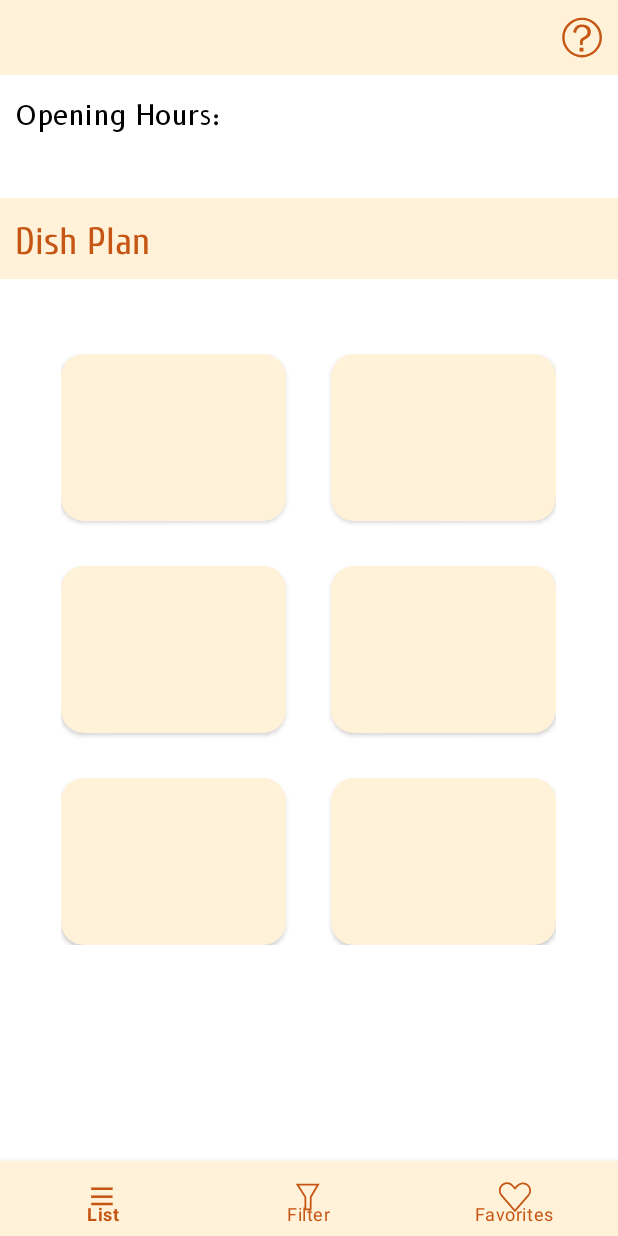
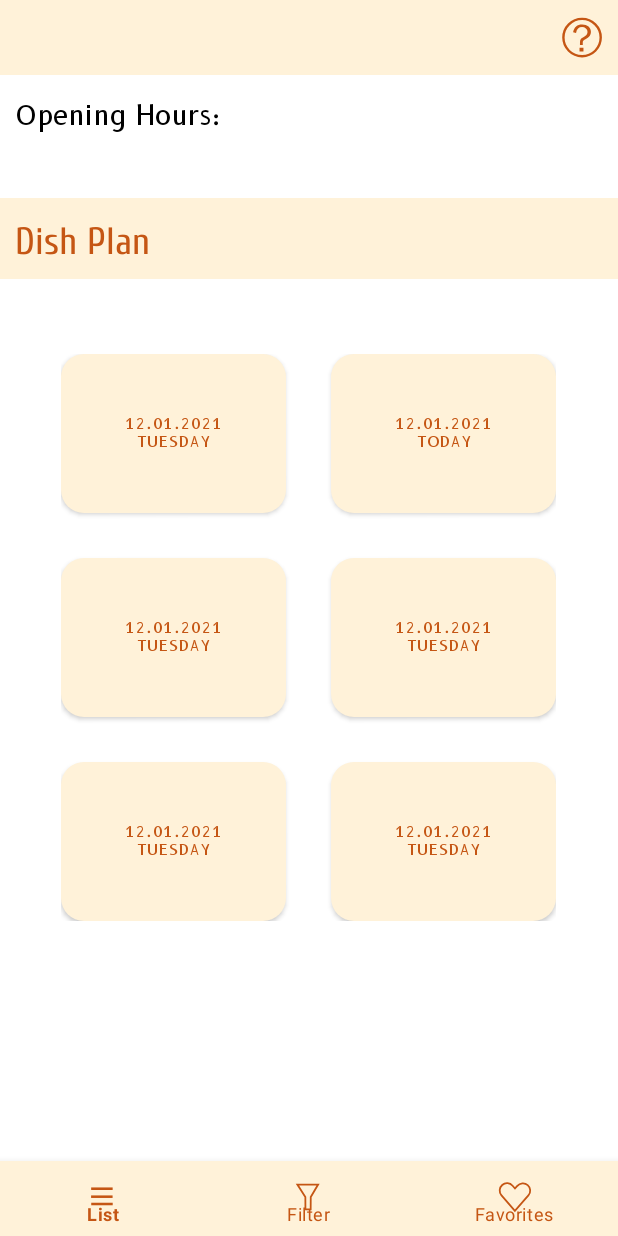
Before and after one commit to Junru-Lin/Find-Your-Mensa, an Android app: the DishPlanActivity screen opened directly, with no data from a screen before it, on a phone screen of 412 x 824 dp. Run offline under Robolectric (Android 15) with nearby library versions, the phone set to English and light mode, and no system bars; our stand-ins replace Room's generated code; 1 statement that could not run was skipped.

Commit message:
adjust the layout of DishPlanActivity display the date of today on button

```diff
--- a/app/src/main/java/com/junru/findyourmensa/DishPlanActivity.java
+++ b/app/src/main/java/com/junru/findyourmensa/DishPlanActivity.java
@@ -14,6 +14,7 @@ import android.util.Log;
 import android.view.MenuItem;
 import android.view.View;
 import android.widget.ArrayAdapter;
+import android.widget.Button;
 import android.widget.ImageButton;
 import android.widget.ListView;
 import android.widget.TextView;
@@ -25,7 +26,11 @@ import java.io.FileOutputStream;
 import java.io.IOException;
 import java.io.InputStream;
 import java.io.OutputStream;
+import java.time.format.DateTimeFormatter;
+import java.time.format.DateTimeFormatterBuilder;
+import java.time.temporal.ChronoField;
 import java.util.List;
+import java.time.LocalDate;
 
 import static com.junru.findyourmensa.ListDAO.*;
 
@@ -73,9 +78,18 @@ public class DishPlanActivity extends AppCompatActivity {
 
         ArrayAdapter<CharSequence> adapter = createAdapterHtml(open_time_list);
 
-        time_view.setText(open_time_list.get(0).getTime());
+        time_view.setText(open_time_list.get(0).getTime()); // to display opening hours
 
-
+        Button today_button = findViewById(R.id.button2);
+        LocalDate today = LocalDate.now();
+        DateTimeFormatter formatter = new DateTimeFormatterBuilder()
+                .appendPattern("DD.MM.YYYY[HH:mm:ss]")
+                .parseDefaulting(ChronoField.HOUR_OF_DAY, 0)
+                .parseDefaulting(ChronoField.MINUTE_OF_HOUR, 0)
+                .parseDefaulting(ChronoField.SECOND_OF_MINUTE, 0)
+                .toFormatter();
+        String todayStr = today.format(formatter);
+        today_button.setText(todayStr + "\n"+"today"); //display the date of today on button
 
 
         button = findViewById(R.id.help_button);
--- a/app/src/main/res/layout/activity_dish_plan.xml
+++ b/app/src/main/res/layout/activity_dish_plan.xml
@@ -96,7 +96,7 @@
         android:layout_marginTop="50dp"
         tools:context=".GridLayoutActivity" >
 
-        <Button
+        <com.google.android.material.button.MaterialButton
             android:id="@+id/button1"
             android:layout_width="150dp"
             android:layout_row="0"
@@ -105,49 +105,93 @@
             android:layout_marginEnd="30dp"
             android:layout_marginBottom="30dp"
             android:background="@drawable/custom_list_item"
-            android:padding="40dp" />
+            android:padding="40dp"
+            android:insetTop="0dp"
+            android:insetBottom="0dp"
+            android:textSize="10dp"
+            android:textColor="@color/text_color_dark_orange"
+            android:textStyle="normal"
+            android:fontFamily="@font/b612_regular"
+            android:text="12.01.2021\nTuesday"
+            />
 
-        <Button
+        <com.google.android.material.button.MaterialButton
             android:id="@+id/button2"
             android:layout_width="150dp"
             android:layout_column="1"
             android:layout_gravity="start|top"
             android:layout_row="0"
             android:padding="40dp"
-            android:background="@drawable/custom_list_item"/>
+            android:background="@drawable/custom_list_item"
+            android:insetTop="0dp"
+            android:insetBottom="0dp"
+            android:textSize="10dp"
+            android:textColor="@color/text_color_dark_orange"
+            android:textStyle="normal"
+            android:fontFamily="@font/b612_regular"
+            android:text="12.01.2021\nTuesday"
+            />
 
-        <Button
+        <com.google.android.material.button.MaterialButton
             android:id="@+id/button3"
             android:layout_width="150dp"
             android:layout_column="0"
             android:layout_row="1"
             android:padding="40dp"
             android:layout_marginBottom="30dp"
-            android:background="@drawable/custom_list_item"/>
+            android:background="@drawable/custom_list_item"
+            android:insetTop="0dp"
+            android:insetBottom="0dp"
+            android:textSize="10dp"
+            android:textColor="@color/text_color_dark_orange"
+            android:textStyle="normal"
+            android:fontFamily="@font/b612_regular"
+            android:text="12.01.2021\nTuesday"/>
 
-        <Button
+        <com.google.android.material.button.MaterialButton
             android:id="@+id/button4"
             android:layout_width="150dp"
             android:layout_column="1"
             android:layout_row="1"
             android:padding="40dp"
-            android:background="@drawable/custom_list_item"/>
+            android:background="@drawable/custom_list_item"
+            android:insetTop="0dp"
+            android:insetBottom="0dp"
+            android:textSize="10dp"
+            android:textColor="@color/text_color_dark_orange"
+            android:textStyle="normal"
+            android:fontFamily="@font/b612_regular"
+            android:text="12.01.2021\nTuesday"/>
 
-        <Button
+        <com.google.android.material.button.MaterialButton
             android:id="@+id/button5"
             android:layout_width="150dp"
             android:layout_column="0"
             android:layout_row="2"
             android:padding="40dp"
-            android:background="@drawable/custom_list_item"/>
+            android:background="@drawable/custom_list_item"
+            android:insetTop="0dp"
+            android:insetBottom="0dp"
+            android:textSize="10dp"
+            android:textColor="@color/text_color_dark_orange"
+            android:textStyle="normal"
+            android:fontFamily="@font/b612_regular"
+            android:text="12.01.2021\nTuesday"/>
 
-        <Button
+        <com.google.android.material.button.MaterialButton
             android:id="@+id/button6"
             android:layout_width="150dp"
             android:layout_column="1"
             android:layout_row="2"
             android:padding="40dp"
-            android:background="@drawable/custom_list_item"/>
+            android:background="@drawable/custom_list_item"
+            android:insetTop="0dp"
+            android:insetBottom="0dp"
+            android:textSize="10dp"
+            android:textColor="@color/text_color_dark_orange"
+            android:textStyle="normal"
+            android:fontFamily="@font/b612_regular"
+            android:text="12.01.2021\nTuesday"/>
 
     </GridLayout>
 
```
